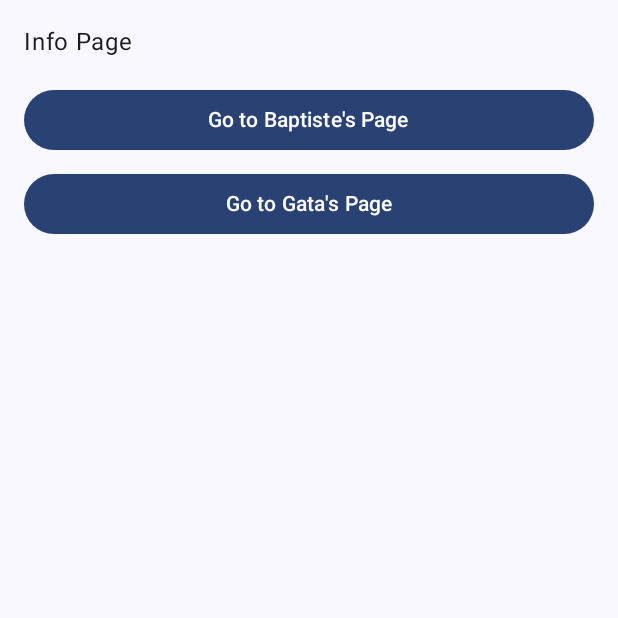
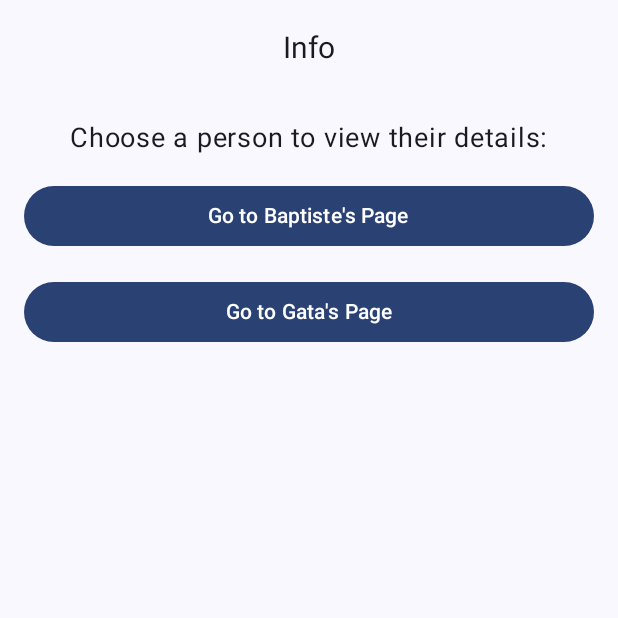
Before and after one commit to dasbap/sn2app, an Android app built with Jetpack Compose: the screen it shows after launch (MainActivity), after a tap on "Go to Info Page", on a phone screen of 412 x 824 dp, the top half of it. Run offline under Robolectric (Android 15) with nearby library versions, the phone set to English and light mode, and no system bars.

Commit message:
correctif groupe

```diff
--- a/app/src/main/java/com/example/sn2app/HomeScreen.kt
+++ b/app/src/main/java/com/example/sn2app/HomeScreen.kt
@@ -1,7 +1,14 @@
 package com.example.sn2app
 
+import android.content.Intent
+import android.os.Bundle
+import android.os.Handler
+import android.os.Looper
+import androidx.activity.ComponentActivity
+import androidx.activity.compose.setContent
 import androidx.compose.foundation.layout.*
 import androidx.compose.material3.Button
+import androidx.compose.material3.MaterialTheme
 import androidx.compose.material3.Text
 import androidx.compose.runtime.Composable
 import androidx.compose.ui.Modifier
@@ -9,33 +16,69 @@ import androidx.compose.ui.tooling.preview.Preview
 import androidx.compose.ui.unit.dp
 import androidx.navigation.NavController
 import androidx.navigation.compose.rememberNavController
+import com.example.sn2app.ui.SplashScreen
+import com.example.sn2app.ui.theme.Sn2appTheme
 
+// Écran d'accueil
 @Composable
 fun HomeScreen(navController: NavController) {
-    Column(modifier = Modifier.fillMaxSize().padding(16.dp)) {
-        Text("Welcome to the Home Page!")
+    Column(
+        modifier = Modifier
+            .fillMaxSize()
+            .padding(16.dp)
+    ) {
+        // Titre de l'écran d'accueil
+        Text(
+            text = "Welcome to the Home Page!",
+            style = MaterialTheme.typography.headlineMedium
+        )
 
         Spacer(modifier = Modifier.height(16.dp))
 
+        // Bouton pour accéder à la page Info
         Button(
             onClick = { navController.navigate("info") },
-            modifier = Modifier.fillMaxWidth().padding(bottom = 8.dp)
+            modifier = Modifier
+                .fillMaxWidth()
+                .padding(bottom = 8.dp)
         ) {
             Text("Go to Info Page")
         }
 
+        // Bouton pour accéder à la page des produits
         Button(
             onClick = { navController.navigate("products") },
             modifier = Modifier.fillMaxWidth()
         ) {
             Text("Go to Products Page")
         }
-
     }
 }
 
+// Prévisualisation de l'écran d'accueil
 @Preview(showBackground = true)
 @Composable
 fun HomeScreenPreview() {
-    HomeScreen(navController = rememberNavController())
+    Sn2appTheme {
+        HomeScreen(navController = rememberNavController())
+    }
 }
+
+// Activité de l'écran Splash
+class SplashActivity : ComponentActivity() {
+    override fun onCreate(savedInstanceState: Bundle?) {
+        super.onCreate(savedInstanceState)
+
+        setContent {
+            Sn2appTheme {
+                SplashScreen()
+            }
+        }
+
+        // Délai de 2 secondes avant de passer à MainActivity
+        Handler(Looper.getMainLooper()).postDelayed({
+            startActivity(Intent(this, MainActivity::class.java))
+            finish() // Ferme l'activité Splash après la transition
+        }, 2000)
+    }
+}
--- a/app/src/main/java/com/example/sn2app/InfoScreen.kt
+++ b/app/src/main/java/com/example/sn2app/InfoScreen.kt
@@ -2,35 +2,60 @@ package com.example.sn2app
 
 import androidx.compose.foundation.layout.*
 import androidx.compose.material3.Button
+import androidx.compose.material3.CenterAlignedTopAppBar
+import androidx.compose.material3.ExperimentalMaterial3Api
+import androidx.compose.material3.Scaffold
 import androidx.compose.material3.Text
 import androidx.compose.runtime.Composable
+import androidx.compose.ui.Alignment
 import androidx.compose.ui.Modifier
 import androidx.compose.ui.tooling.preview.Preview
 import androidx.compose.ui.unit.dp
+import androidx.compose.ui.unit.sp
 import androidx.navigation.NavController
 import androidx.navigation.compose.rememberNavController
 
+@OptIn(ExperimentalMaterial3Api::class)
 @Composable
 fun InfoScreen(navController: NavController) {
-    Column(modifier = Modifier.fillMaxSize().padding(16.dp)) {
-        Text("Info Page")
+    Scaffold(
+        topBar = {
+            // Header avec "Info"
+            CenterAlignedTopAppBar(
+                title = { Text("Info", fontSize = 20.sp) }
+            )
+        }
+    ) { innerPadding ->
+        Column(
+            modifier = Modifier
+                .fillMaxSize()
+                .padding(innerPadding)
+                .padding(16.dp), // Remplissage autour du contenu
+            horizontalAlignment = Alignment.CenterHorizontally // Centre les éléments horizontalement
+        ) {
+            Text(
+                "Choose a person to view their details:",
+                modifier = Modifier.padding(bottom = 16.dp),
+                fontSize = 18.sp
+            )
 
-        Spacer(modifier = Modifier.height(16.dp))
-
-        // Bouton pour aller à la page de Baptiste
+            // Bouton pour Baptiste
             Button(
                 onClick = { navController.navigate("personPage/Baptiste") },
-            modifier = Modifier.fillMaxWidth().padding(bottom = 8.dp)
+                modifier = Modifier
+                    .fillMaxWidth()
+                    .padding(bottom = 16.dp) // Espacement entre les boutons
             ) {
                 Text("Go to Baptiste's Page")
             }
 
-        // Bouton pour aller à la page de Gata
+            // Bouton pour Gata
             Button(
                 onClick = { navController.navigate("personPage/Gata") },
                 modifier = Modifier.fillMaxWidth()
             ) {
                 Text("Go to Gata's Page")
+            }
         }
     }
 }
--- a/app/src/main/java/com/example/sn2app/MainActivity.kt
+++ b/app/src/main/java/com/example/sn2app/MainActivity.kt
@@ -13,6 +13,7 @@ import androidx.compose.ui.Modifier
 import androidx.navigation.NavType
 import androidx.navigation.compose.*
 import androidx.navigation.navArgument
+import com.example.sn2app.ui.PersonPage
 
 import com.example.sn2app.ui.theme.Sn2appTheme
 
@@ -42,7 +43,8 @@ class MainActivity : ComponentActivity() {
                             InfoScreen(navController)
                         }
                         composable("personPage/{personName}") { backStackEntry ->
-                            PersonPage(personName = backStackEntry.arguments?.getString("personName"))
+                            backStackEntry.arguments?.getString("personName")
+                                ?.let { PersonPage(personName = it) }
                         }
                         composable("products") {
                             ProductsScreen(navController)
--- /dev/null
+++ b/app/src/main/java/com/example/sn2app/ui/ui/theme/Type.kt
@@ -0,0 +1,34 @@
+package com.example.sn2app.ui.ui.theme
+
+import androidx.compose.material3.Typography
+import androidx.compose.ui.text.TextStyle
+import androidx.compose.ui.text.font.FontFamily
+import androidx.compose.ui.text.font.FontWeight
+import androidx.compose.ui.unit.sp
+
+// Set of Material typography styles to start with
+val Typography = Typography(
+    bodyLarge = TextStyle(
+        fontFamily = FontFamily.Default,
+        fontWeight = FontWeight.Normal,
+        fontSize = 16.sp,
+        lineHeight = 24.sp,
+        letterSpacing = 0.5.sp
+    )
+    /* Other default text styles to override
+    titleLarge = TextStyle(
+        fontFamily = FontFamily.Default,
+        fontWeight = FontWeight.Normal,
+        fontSize = 22.sp,
+        lineHeight = 28.sp,
+        letterSpacing = 0.sp
+    ),
+    labelSmall = TextStyle(
+        fontFamily = FontFamily.Default,
+        fontWeight = FontWeight.Medium,
+        fontSize = 11.sp,
+        lineHeight = 16.sp,
+        letterSpacing = 0.5.sp
+    )
+    */
+)
--- a/app/src/main/res/values/strings.xml
+++ b/app/src/main/res/values/strings.xml
@@ -11,4 +11,5 @@
     <string name="title_activity_product_category_screen">ProductCategoryScreen</string>
     <string name="title_activity_category_products_screen">CategoryProductsScreen</string>
     <string name="title_activity_product_details_screen">ProductDetailsScreen</string>
+    <string name="title_activity_splash">SplashActivity</string>
 </resources>
```
Also changed, not shown: app/src/main/AndroidManifest.xml (+11 -0 lines), app/src/main/java/com/example/sn2app/PersonPage.kt (+63 -23 lines), app/src/main/java/com/example/sn2app/ui/SplashActivity.kt (added, +30 -0 lines), app/src/main/java/com/example/sn2app/ui/SplashScreen.kt (added, +28 -0 lines), app/src/main/java/com/example/sn2app/ui/ui/theme/Color.kt (added, +11 -0 lines), app/src/main/java/com/example/sn2app/ui/ui/theme/Theme.kt (added, +58 -0 lines), app/src/main/res/drawable/avatar_baptiste.webp (added), app/src/main/res/drawable/avatar_default.webp (added), app/src/main/res/drawable/avatar_gata.webp (added), app/src/main/res/drawable/logoepsi.webp (added). Lines whose indentation alone changed are shown as unchanged.
